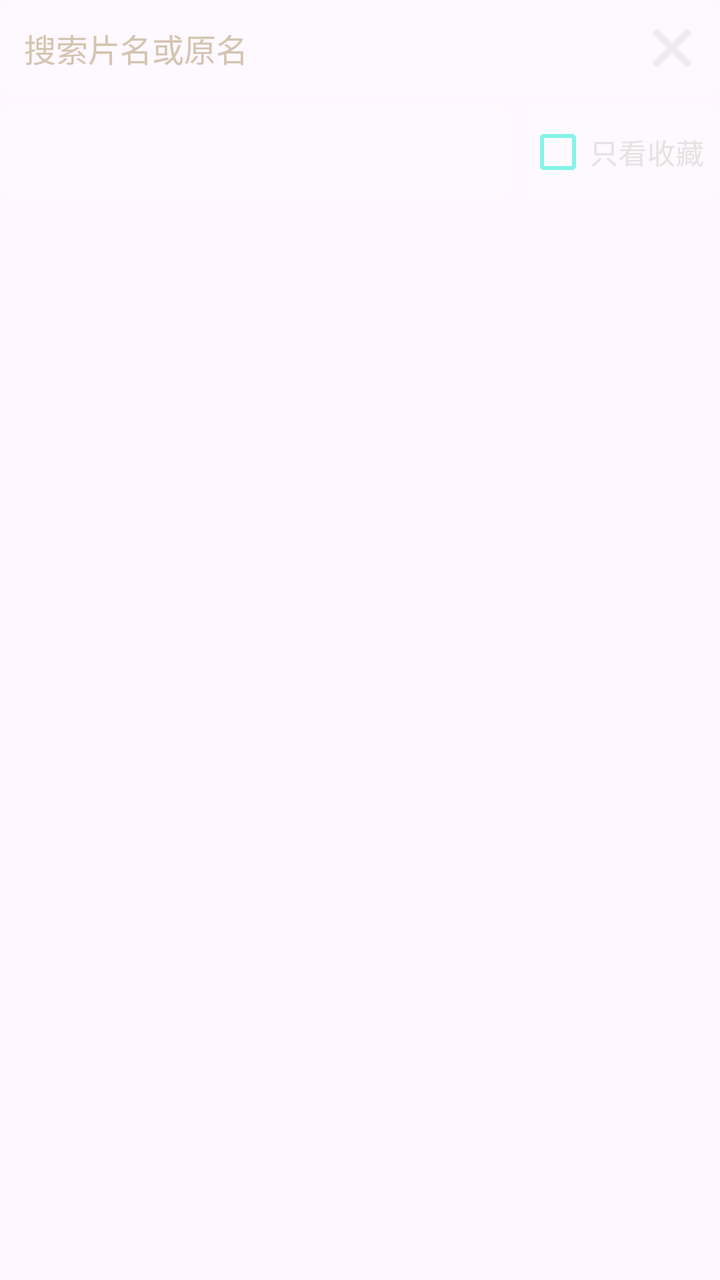
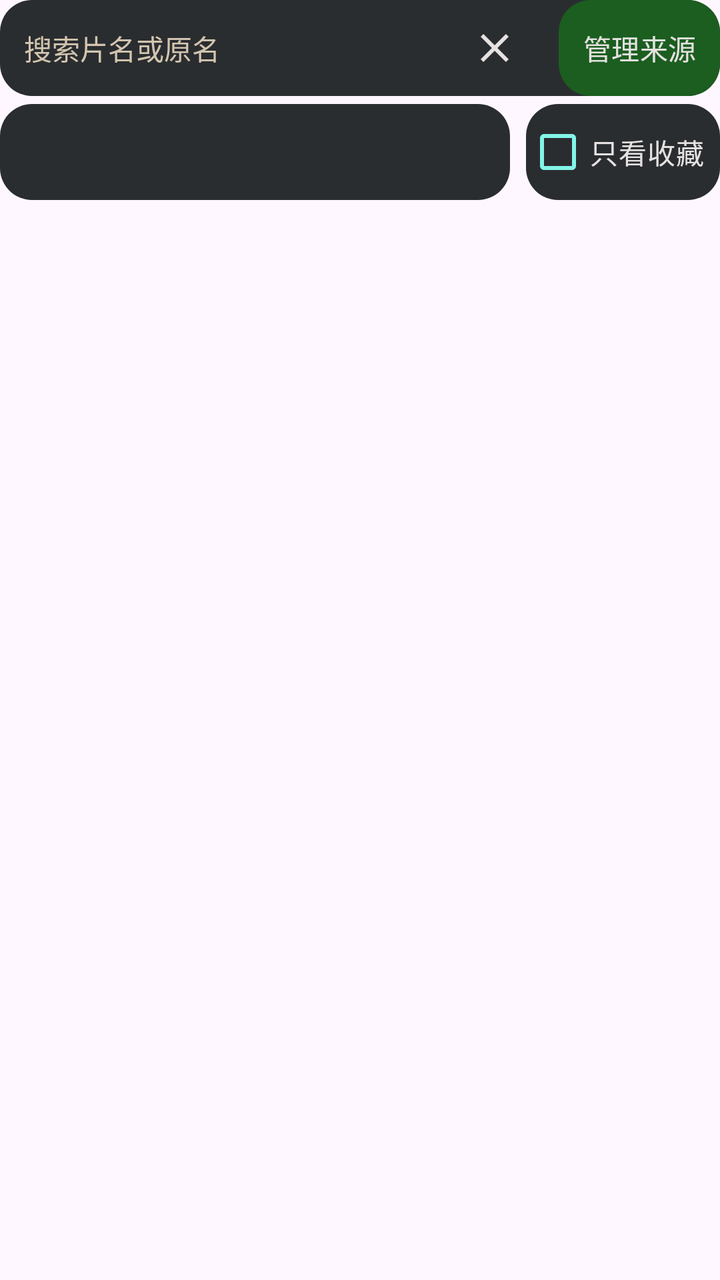

Before-and-after screenshots of an Android layout around one commit, followed by the original layout XML and the change that was made.
<!-- AndroidManifest.xml: another module's application theme Theme.YuanBaoTv -->
<!-- res/layout/layout_library_tools.xml -->
<?xml version="1.0" encoding="utf-8"?>
<LinearLayout xmlns:android="http://schemas.android.com/apk/res/android"
    android:layout_width="match_parent"
    android:layout_height="wrap_content"
    android:orientation="vertical">

    <LinearLayout
        android:layout_width="match_parent"
        android:layout_height="48dp"
        android:background="@drawable/bg_tv_button_focus"
        android:gravity="center_vertical"
        android:orientation="horizontal">
        <EditText
            android:id="@+id/et_library_search"
            android:layout_width="0dp"
            android:layout_height="match_parent"
            android:layout_weight="1"
            android:background="@null"
            android:hint="@string/library_search_hint"
            android:imeOptions="actionSearch"
            android:inputType="text"
            android:maxLength="120"
            android:paddingHorizontal="12dp"
            android:singleLine="true"
            android:textColor="@color/tv_text_primary"
            android:textColorHint="@color/tv_text_secondary"
            android:textSize="16sp" />
        <ImageButton
            android:id="@+id/btn_clear_library_search"
            android:layout_width="48dp"
            android:layout_height="48dp"
            android:background="@drawable/bg_tv_button_focus"
            android:contentDescription="@string/library_clear_search"
            android:padding="12dp"
            android:src="@android:drawable/ic_menu_close_clear_cancel"
            android:tint="@color/tv_text_primary" />
    </LinearLayout>

    <LinearLayout
        android:layout_width="match_parent"
        android:layout_height="48dp"
        android:layout_marginTop="4dp"
        android:gravity="center_vertical"
        android:orientation="horizontal">
        <Spinner
            android:id="@+id/spinner_library_sort"
            android:layout_width="0dp"
            android:layout_height="48dp"
            android:layout_weight="1"
            android:background="@drawable/bg_tv_button_focus"
            android:contentDescription="@string/library_sort"
            android:paddingHorizontal="8dp"
            android:popupBackground="@color/tv_bg_dark"
            android:spinnerMode="dropdown" />
        <CheckBox
            android:id="@+id/check_library_favorites"
            android:layout_width="wrap_content"
            android:layout_height="48dp"
            android:layout_marginStart="8dp"
            android:background="@drawable/bg_tv_button_focus"
            android:buttonTint="@color/tv_accent_cyan"
            android:maxLines="1"
            android:paddingEnd="8dp"
            android:text="@string/library_favorites_only"
            android:textColor="@color/tv_text_primary"
            android:textSize="14sp" />
    </LinearLayout>
</LinearLayout>
<!-- resources referenced by this layout -->
<resources>
  <color name="tv_accent_cyan">#84F5E8</color>
  <color name="tv_bg_dark">#131313</color>
  <color name="tv_text_primary">#E5E2E1</color>
  <color name="tv_text_secondary">#D3C5AF</color>
  <!-- drawable bg_tv_button_focus (drawable) -->
  <?xml version="1.0" encoding="utf-8"?>
  <selector xmlns:android="http://schemas.android.com/apk/res/android">
      <item android:state_focused="true">
          <shape android:shape="rectangle">
              <solid android:color="@color/tv_accent_blue" />
              <stroke android:width="2dp" android:color="@color/tv_focus_ring" />
              <corners android:radius="8dp" />
          </shape>
      </item>
      <item>
          <shape android:shape="rectangle">
              <solid android:color="#26FFFFFF" />
              <corners android:radius="8dp" />
          </shape>
      </item>
  </selector>
  <string name="library_clear_search">清除搜索</string>
  <string name="library_favorites_only">只看收藏</string>
  <string name="library_search_hint">搜索片名或原名</string>
  <string name="library_sort">排序</string>
  <style name="Theme.YuanBaoTv" parent="Theme.Material3.DayNight.NoActionBar">
          <item name="colorPrimary">@color/primary</item>
          <item name="colorOnPrimary">@color/on_primary</item>
          <item name="android:statusBarColor">@android:color/transparent</item>
          <item name="android:navigationBarColor">@android:color/transparent</item>
          <item name="android:windowLightStatusBar">false</item>
          <item name="buttonStyle">@style/Widget.YuanBaoTv.Button</item>
      </style>
  <color name="tv_accent_blue">#38BDF8</color>
  <color name="tv_focus_ring">#84F5E8</color>
  <color name="primary">#1B5E20</color>
  <color name="on_primary">#FFFFFF</color>
  <style name="Widget.YuanBaoTv.Button" parent="Widget.AppCompat.Button">
          <item name="android:backgroundTint">@null</item>
          <item name="backgroundTint">@null</item>
          <item name="android:textAllCaps">false</item>
      </style>
</resources>

<!-- the commit's change to res/layout/layout_library_tools.xml (unified diff, before → after) -->
@@ -24,7 +24,7 @@
             android:singleLine="true"
             android:textColor="@color/tv_text_primary"
             android:textColorHint="@color/tv_text_secondary"
-            android:textSize="16sp" />
+            android:textSize="@dimen/ui_text_body" />
         <ImageButton
             android:id="@+id/btn_clear_library_search"
             android:layout_width="48dp"
@@ -32,8 +32,9 @@
             android:background="@drawable/bg_tv_button_focus"
             android:contentDescription="@string/library_clear_search"
             android:padding="12dp"
-            android:src="@android:drawable/ic_menu_close_clear_cancel"
+            android:src="@drawable/ic_tv_close"
             android:tint="@color/tv_text_primary" />
+        <Button android:id="@+id/btn_library_sources" android:layout_width="wrap_content" android:layout_height="48dp" android:minHeight="@dimen/ui_action_min_height" android:minWidth="0dp" android:layout_marginStart="@dimen/feature_res_spacing_small" android:paddingHorizontal="12dp" android:backgroundTint="@null" android:background="@drawable/bg_tv_button_focus" android:text="@string/library_manage_sources" android:textColor="@color/tv_control_text" android:textSize="@dimen/ui_text_body" />
     </LinearLayout>
 
     <LinearLayout
@@ -49,20 +50,21 @@
             android:layout_weight="1"
             android:background="@drawable/bg_tv_button_focus"
             android:contentDescription="@string/library_sort"
-            android:paddingHorizontal="8dp"
+            android:paddingHorizontal="@dimen/feature_res_spacing_small"
             android:popupBackground="@color/tv_bg_dark"
             android:spinnerMode="dropdown" />
         <CheckBox
             android:id="@+id/check_library_favorites"
             android:layout_width="wrap_content"
             android:layout_height="48dp"
-            android:layout_marginStart="8dp"
+            android:layout_marginStart="@dimen/feature_res_spacing_small"
             android:background="@drawable/bg_tv_button_focus"
             android:buttonTint="@color/tv_accent_cyan"
             android:maxLines="1"
-            android:paddingEnd="8dp"
+            android:paddingEnd="@dimen/feature_res_spacing_small"
             android:text="@string/library_favorites_only"
             android:textColor="@color/tv_text_primary"
-            android:textSize="14sp" />
+            android:textSize="@dimen/ui_text_body" />
     </LinearLayout>
+
 </LinearLayout>
<!-- resource entries referenced after the edit -->
@@ -4,25 +4,26 @@
   <color name="tv_bg_dark">#131313</color>
   <color name="tv_text_primary">#E5E2E1</color>
   <color name="tv_text_secondary">#D3C5AF</color>
+  <dimen name="feature_res_spacing_small">8dp</dimen>
+  <dimen name="ui_action_min_height">48dp</dimen>
+  <dimen name="ui_text_body">14sp</dimen>
   <!-- drawable bg_tv_button_focus (drawable) -->
   <?xml version="1.0" encoding="utf-8"?>
   <selector xmlns:android="http://schemas.android.com/apk/res/android">
-      <item android:state_focused="true">
-          <shape android:shape="rectangle">
-              <solid android:color="@color/tv_accent_blue" />
-              <stroke android:width="2dp" android:color="@color/tv_focus_ring" />
-              <corners android:radius="8dp" />
-          </shape>
-      </item>
-      <item>
-          <shape android:shape="rectangle">
-              <solid android:color="#26FFFFFF" />
-              <corners android:radius="8dp" />
-          </shape>
-      </item>
+      <item android:state_enabled="false"><shape android:shape="rectangle"><solid android:color="@color/tv_control_disabled"/><corners android:radius="16dp"/></shape></item>
+      <item android:state_focused="true"><shape android:shape="rectangle"><solid android:color="@color/tv_control_focused"/><corners android:radius="16dp"/><stroke android:width="2dp" android:color="@color/tv_focus_ring"/></shape></item>
+      <item android:state_pressed="true"><shape android:shape="rectangle"><solid android:color="@color/tv_control_focused"/><corners android:radius="16dp"/></shape></item>
+      <item android:state_selected="true"><shape android:shape="rectangle"><solid android:color="@color/tv_nav_selected"/><corners android:radius="16dp"/></shape></item>
+      <item ><shape android:shape="rectangle"><solid android:color="@color/tv_control_surface"/><corners android:radius="16dp"/></shape></item>
   </selector>
+  <!-- drawable ic_tv_close (drawable) -->
+  <?xml version="1.0" encoding="utf-8"?>
+  <vector xmlns:android="http://schemas.android.com/apk/res/android" android:width="24dp" android:height="24dp" android:viewportWidth="24" android:viewportHeight="24">
+      <path android:fillColor="@color/tv_text_primary" android:pathData="M19 6.41L17.59 5 12 10.59 6.41 5 5 6.41 10.59 12 5 17.59 6.41 19 12 13.41 17.59 19 19 17.59 13.41 12z" />
+  </vector>
   <string name="library_clear_search">清除搜索</string>
   <string name="library_favorites_only">只看收藏</string>
+  <string name="library_manage_sources">管理来源</string>
   <string name="library_search_hint">搜索片名或原名</string>
   <string name="library_sort">排序</string>
   <style name="Theme.YuanBaoTv" parent="Theme.Material3.DayNight.NoActionBar">
@@ -33,8 +34,11 @@
           <item name="android:windowLightStatusBar">false</item>
           <item name="buttonStyle">@style/Widget.YuanBaoTv.Button</item>
       </style>
-  <color name="tv_accent_blue">#38BDF8</color>
+  <color name="tv_control_disabled">#202526</color>
+  <color name="tv_control_focused">#344B48</color>
   <color name="tv_focus_ring">#84F5E8</color>
+  <color name="tv_nav_selected">#25443F</color>
+  <color name="tv_control_surface">#2A2D30</color>
   <color name="primary">#1B5E20</color>
   <color name="on_primary">#FFFFFF</color>
   <style name="Widget.YuanBaoTv.Button" parent="Widget.AppCompat.Button">
